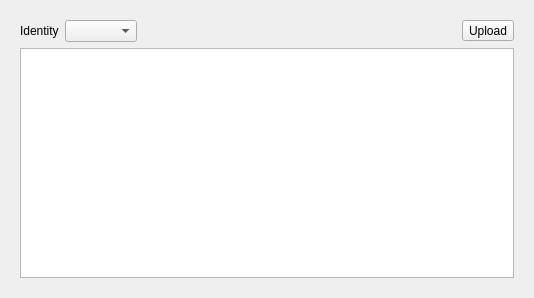
Before: the Qt Designer form src/RemoteDock.ui in sqlitebrowser/sqlitebrowser, drawn with Qt 5.
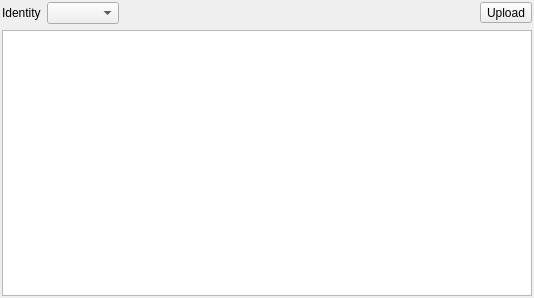
After: the same form once the commit is applied. Icons and pictures are not drawn.

Commit message:
Reduce margin in docks
Reduce the margins in the layouts of the dock widgets in the main window
a bit. This reduces the amount of wasted screen space.

See issue #2299.

The edit to the form file:
```diff
--- a/src/RemoteDock.ui
+++ b/src/RemoteDock.ui
@@ -14,6 +14,18 @@
    <string>Remote</string>
   </property>
   <layout class="QHBoxLayout" name="horizontalLayout_2">
+   <property name="leftMargin">
+    <number>2</number>
+   </property>
+   <property name="topMargin">
+    <number>2</number>
+   </property>
+   <property name="rightMargin">
+    <number>2</number>
+   </property>
+   <property name="bottomMargin">
+    <number>2</number>
+   </property>
    <item>
     <widget class="QStackedWidget" name="stack">
      <property name="currentIndex">
@@ -21,6 +33,18 @@
      </property>
      <widget class="QWidget" name="pageMain">
       <layout class="QVBoxLayout" name="verticalLayout">
+       <property name="leftMargin">
+        <number>0</number>
+       </property>
+       <property name="topMargin">
+        <number>0</number>
+       </property>
+       <property name="rightMargin">
+        <number>0</number>
+       </property>
+       <property name="bottomMargin">
+        <number>0</number>
+       </property>
        <item>
         <layout class="QHBoxLayout" name="horizontalLayout">
          <item>
```
Left out of the diff: 12 changed lines with no effect on the pictures. The commit also changes 3 other files.
